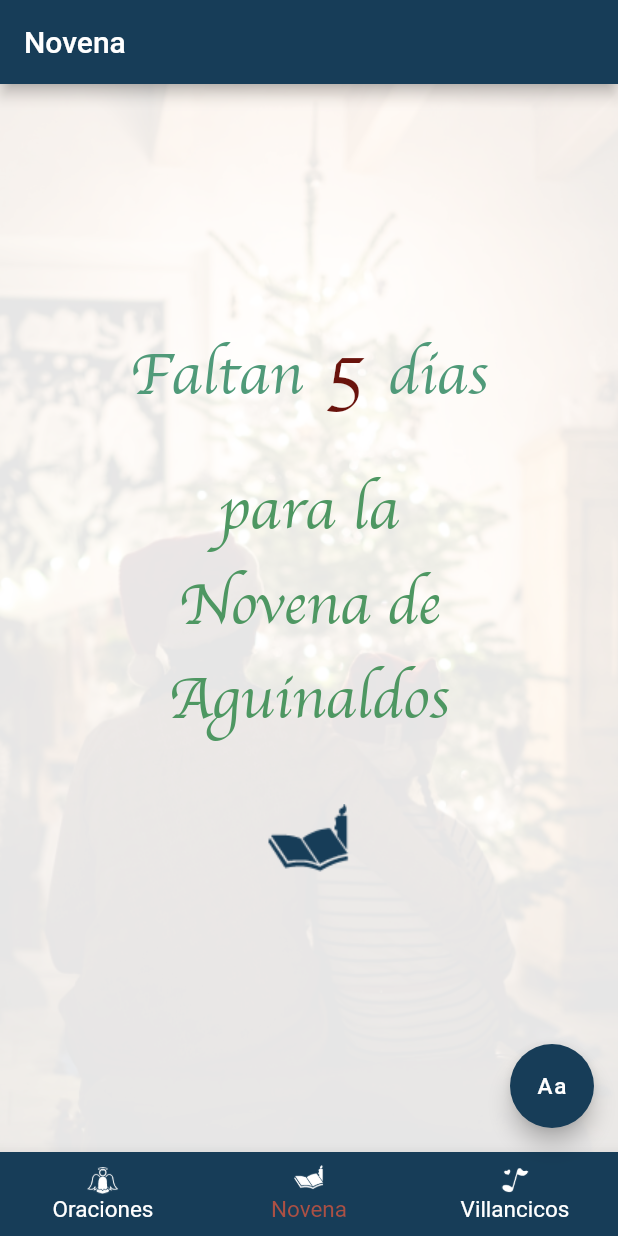
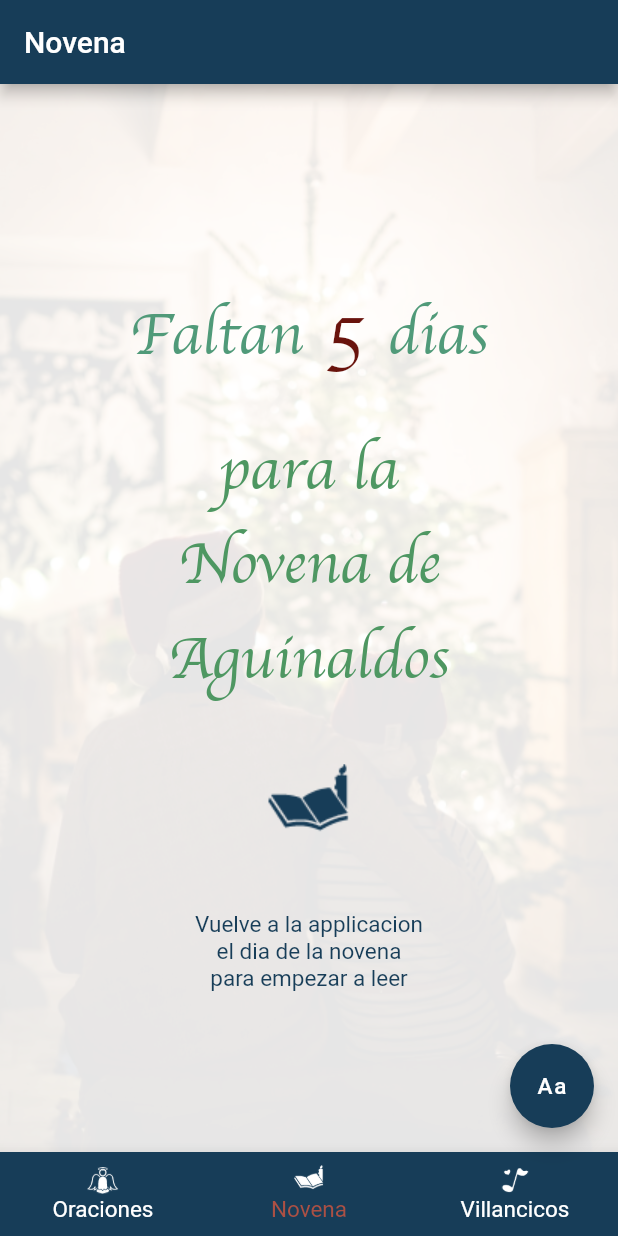
Before and after one commit to juliethangeldeveloper/Novena2022, a Flutter app: the screen it shows after launch, on a phone screen of 412 x 824 dp. Run offline on Flutter 3.47's test engine with Material 2 defaults, Android fonts, the phone set to English and light mode, and no system bars; Roboto replaces fonts that are missing (Futura); project files that could hold a hidden picture were left out.

Commit message:
update for next release text

```diff
--- a/novena/lib/main.dart
+++ b/novena/lib/main.dart
@@ -46,7 +46,6 @@ class MyApp extends StatelessWidget {
 
   void currentDateDays() {
     DateTime now = DateTime.now();
-
 
     //checks the year and sets date of novena starts Dec 16
     final novenaDayStarts = DateTime(now.year, 12, 16);
--- a/novena/lib/pages/VillancicoScreen.dart
+++ b/novena/lib/pages/VillancicoScreen.dart
@@ -89,7 +89,7 @@ class _VillancicoSceenState extends State<VillancicoSceen> {
                   Padding(
                     padding: const EdgeInsets.only(top: 10),
                     child: SizedBox(
-                      height: 160,
+                      height: 180,
                       child: Image(
                         image: photos[index],
                         width: double.infinity,
--- a/novena/lib/pages/beforeNovenaPage.dart
+++ b/novena/lib/pages/beforeNovenaPage.dart
@@ -14,6 +14,8 @@ class _BeforeNovenaScreenState extends State<BeforeNovenaScreen> {
   String faltanText = "Faltan";
   String diasText = "dias";
   String novenaText = "para la \nNovena de \nAguinaldos";
+  String novenaTextAfter = "Vuelve a la applicacion \nel dia de la novena\npara empezar a leer";
+
   String dateDays = "0";
 
   @override
@@ -86,7 +88,17 @@ class _BeforeNovenaScreenState extends State<BeforeNovenaScreen> {
                       child: const Image(
                         image: AssetImage("assets/NovenaIcon.png"),
                         color: Color.fromARGB(255, 23, 61, 88),
-                      ))
+                      )),
+                       Text(
+                    novenaTextAfter,
+                    style: TextStyle(
+                      fontFamily: 'Futura',
+                      fontSize: 15 + widget.fontSize,
+                      color: Color.fromARGB(255, 23, 61, 88),
+                    ),
+                    textAlign: TextAlign.center,
+                    softWrap: false,
+                  ),
                 ],
               )
             ],
```
Also changed, not shown: novena/lib/pages/PrayerScreen.dart (+13 -1 lines).
